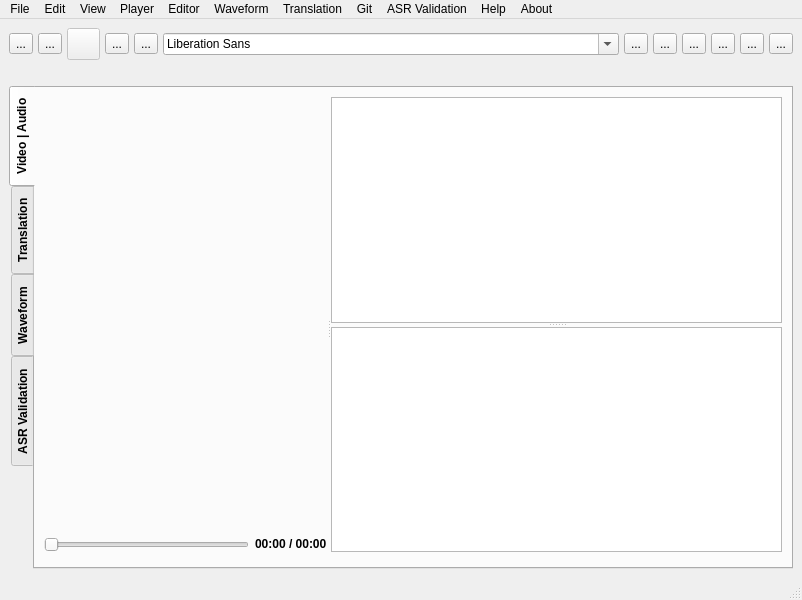
Before: the Qt Designer form tool.ui in ljn7/Vagyojaka, drawn with Qt 5.
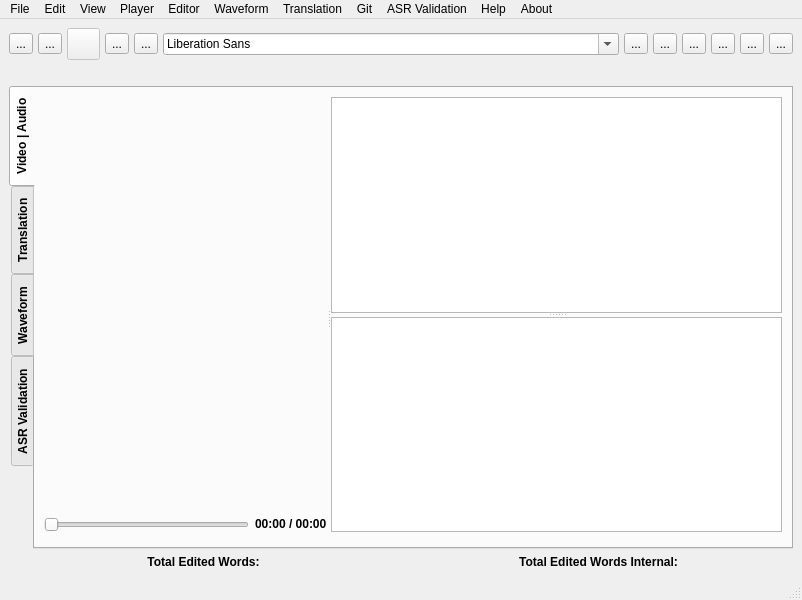
After: the same form once the commit is applied. Icons and pictures are not drawn. Custom widgets are drawn as their Qt base class.

Commit message: Modified for internal verification

The edit to the form file:
```diff
--- a/tool.ui
+++ b/tool.ui
@@ -744,6 +744,46 @@
       </widget>
      </widget>
     </item>
+    <item>
+     <layout class="QHBoxLayout" name="totalWordsLayout">
+      <item>
+       <widget class="QLabel" name="totalEditedWordsCount">
+        <property name="enabled">
+         <bool>true</bool>
+        </property>
+        <property name="font">
+         <font>
+          <bold>true</bold>
+         </font>
+        </property>
+        <property name="text">
+         <string>Total Edited Words:</string>
+        </property>
+        <property name="alignment">
+         <set>Qt::AlignCenter</set>
+        </property>
+       </widget>
+      </item>
+      <item>
+       <widget class="QLabel" name="totalEditedWordsInternalCount">
+        <property name="enabled">
+         <bool>true</bool>
+        </property>
+        <property name="font">
+         <font>
+          <bold>true</bold>
+         </font>
+        </property>
+        <property name="text">
+         <string>Total Edited Words Internal:</string>
+        </property>
+        <property name="alignment">
+         <set>Qt::AlignCenter</set>
+        </property>
+       </widget>
+      </item>
+     </layout>
+    </item>
    </layout>
   </widget>
   <widget class="QMenuBar" name="menubar">
```
Left out of the diff: 13 changed lines with no effect on the pictures. The commit also changes 6 other files.
